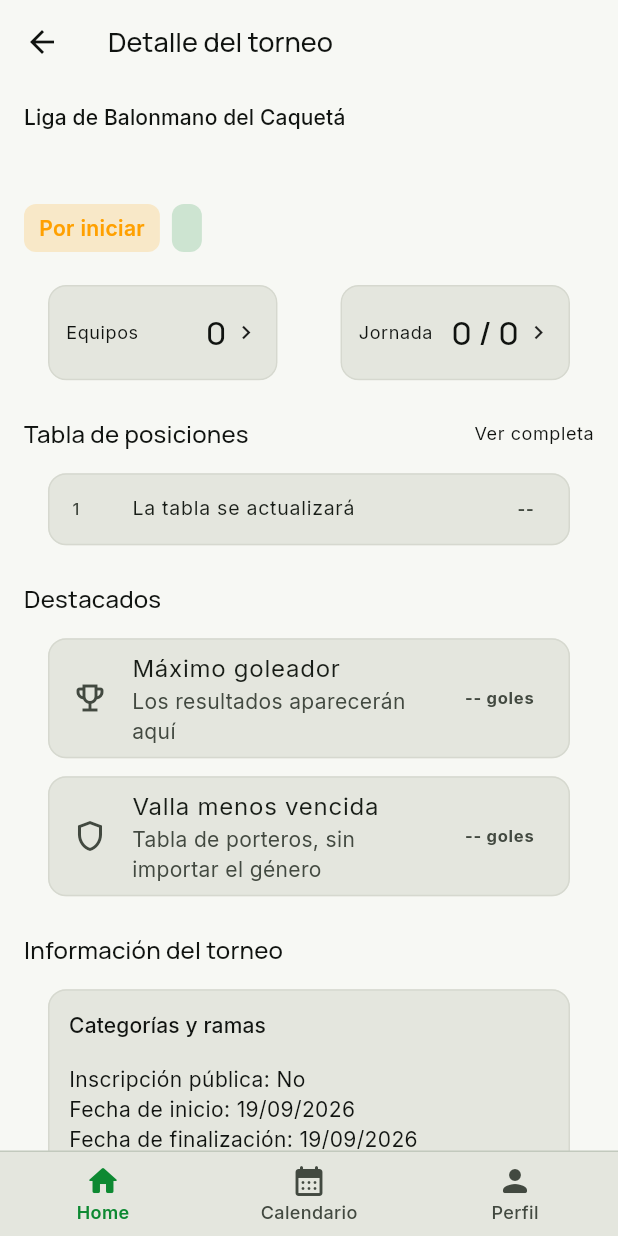
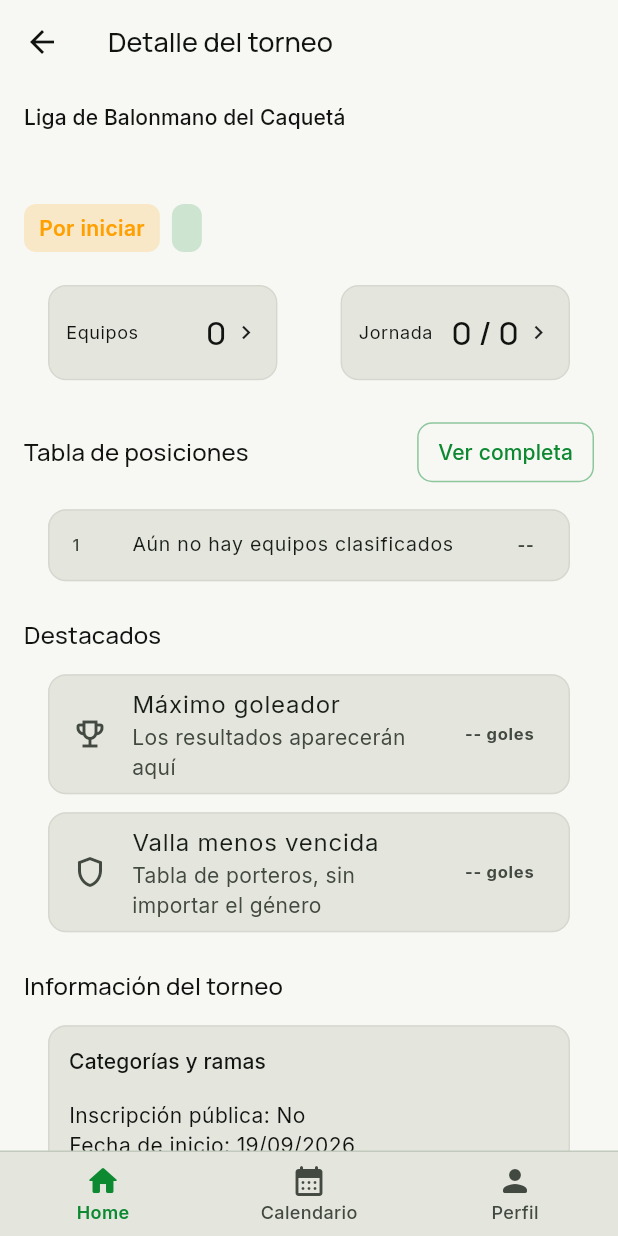
Before and after one commit to tatiana1104/handplay_demo, a Flutter app: the TournamentDetailScreen screen opened directly with empty values, on a phone screen of 412 x 824 dp. Run offline on Flutter 3.47's test engine with Material 3 defaults, Android fonts, the phone set to English and light mode, and no system bars; our stand-ins replace cloud_firestore, dartz, equatable, firebase_auth, firebase_core, firebase_messaging and 5 more; accounts and stored records are empty.

Commit message:
feat: add tournament standings summary and full table

```diff
--- a/lib/features/tournaments/presentation/screens/tournament_detail_screen.dart
+++ b/lib/features/tournaments/presentation/screens/tournament_detail_screen.dart
@@ -71,9 +71,15 @@ class TournamentDetailScreen extends StatelessWidget {
           const SizedBox(height: 16),
           _StatsGrid(tournament: tournament),
           const SizedBox(height: 18),
-          const _SectionTitle(title: 'Tabla de posiciones', action: 'Ver completa'),
+          _SectionTitle(
+            title: 'Tabla de posiciones',
+            action: 'Ver completa',
+            onAction: () => Navigator.of(context).push(
+              MaterialPageRoute(builder: (_) => _FullStandingsScreen(tournament: tournament)),
+            ),
+          ),
           const SizedBox(height: 8),
-          const _StandingRow(position: '1', team: 'La tabla se actualizará', points: '--'),
+          _StandingsSummary(tournament: tournament),
           const SizedBox(height: 18),
           const _SectionTitle(title: 'Destacados'),
           const SizedBox(height: 8),
@@ -942,12 +948,63 @@ class _CardMetric extends StatelessWidget {
 }
 
 class _SectionTitle extends StatelessWidget {
-  const _SectionTitle({required this.title, this.action});
+  const _SectionTitle({required this.title, this.action, this.onAction});
   final String title;
   final String? action;
+  final VoidCallback? onAction;
 
   @override
-  Widget build(BuildContext context) => Row(children: [Expanded(child: Text(title, style: Theme.of(context).textTheme.titleMedium)), if (action != null) Text(action!, style: Theme.of(context).textTheme.bodySmall)]);
+  Widget build(BuildContext context) => Row(children: [Expanded(child: Text(title, style: Theme.of(context).textTheme.titleMedium)), if (action != null) TextButton(onPressed: onAction, child: Text(action!))]);
+}
+
+class _StandingsSummary extends StatelessWidget {
+  const _StandingsSummary({required this.tournament});
+  final Tournament tournament;
+
+  @override
+  Widget build(BuildContext context) => StreamBuilder<QuerySnapshot<Map<String, dynamic>>>(
+    stream: FirebaseFirestore.instance.collection('tournaments').doc(tournament.id).collection('registrations').where('status', isEqualTo: 'approved').snapshots(),
+    builder: (context, snapshot) {
+      final rows = _sortedStandings(snapshot.data?.docs ?? const []);
+      if (rows.isEmpty) return const _StandingRow(position: '1', team: 'Aún no hay equipos clasificados', points: '--');
+      final leader = rows.first;
+      return _StandingRow(position: '1', team: _teamLabel(leader), points: '${_points(leader)} pts');
+    },
+  );
+}
+
+List<QueryDocumentSnapshot<Map<String, dynamic>>> _sortedStandings(List<QueryDocumentSnapshot<Map<String, dynamic>>> docs) {
+  final sorted = [...docs];
+  sorted.sort((a, b) => _points(b).compareTo(_points(a)));
+  return sorted;
+}
+
+String _teamLabel(QueryDocumentSnapshot<Map<String, dynamic>> doc) => (doc.data()['teamName'] ?? doc.data()['name'] ?? doc.id).toString();
+int _points(QueryDocumentSnapshot<Map<String, dynamic>> doc) => (doc.data()['points'] as num?)?.toInt() ?? 0;
+
+class _FullStandingsScreen extends StatelessWidget {
+  const _FullStandingsScreen({required this.tournament});
+  final Tournament tournament;
+
+  @override
+  Widget build(BuildContext context) => Scaffold(
+    appBar: AppBar(title: const Text('Tabla de posiciones')),
+    body: StreamBuilder<QuerySnapshot<Map<String, dynamic>>>(
+      stream: FirebaseFirestore.instance.collection('tournaments').doc(tournament.id).collection('registrations').where('status', isEqualTo: 'approved').snapshots(),
+      builder: (context, snapshot) {
+        if (snapshot.hasError) return const Center(child: Text('No se pudo cargar la tabla.'));
+        if (!snapshot.hasData) return const Center(child: CircularProgressIndicator());
+        final rows = _sortedStandings(snapshot.data!.docs);
+        if (rows.isEmpty) return const Center(child: Text('Aún no hay equipos clasificados.'));
+        return ListView.separated(
+          padding: const EdgeInsets.all(16),
+          itemCount: rows.length,
+          separatorBuilder: (_, __) => const SizedBox(height: 6),
+          itemBuilder: (_, index) => _StandingRow(position: '${index + 1}', team: _teamLabel(rows[index]), points: '${_points(rows[index])} pts'),
+        );
+      },
+    ),
+  );
 }
 
 class _StandingRow extends StatelessWidget {
```
